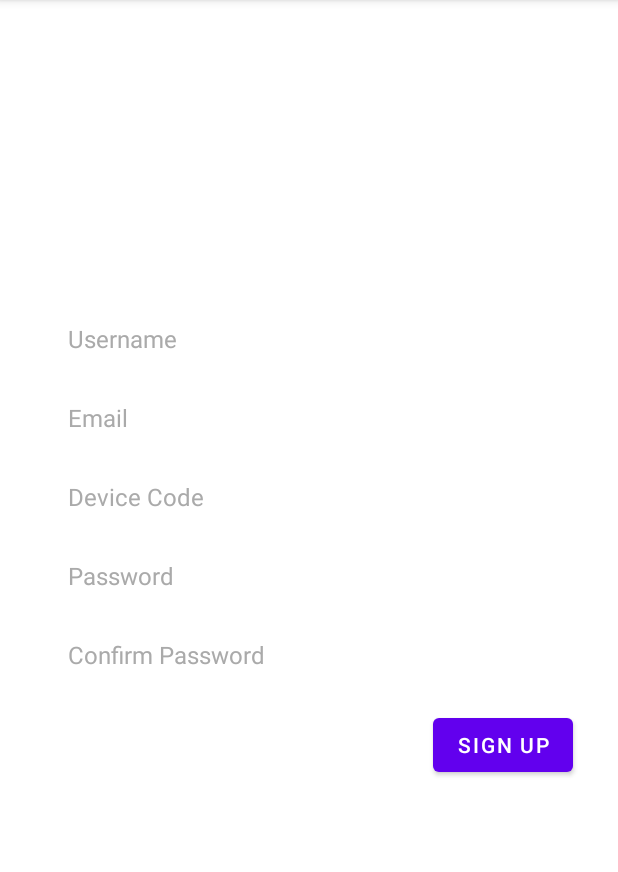
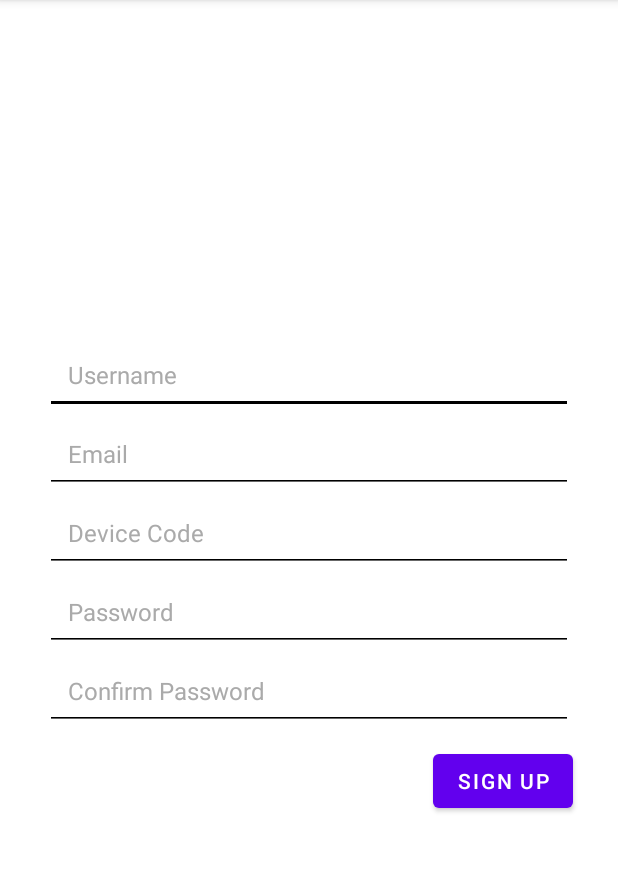
Before and after one commit to JosephLahiru/pet_collar_tracker_v3, an Android app: the SignUpActivity screen opened directly, with no data from a screen before it, after a tap on "SIGN UP", on a phone screen of 412 x 824 dp, the part 84-956 px from its top. Run offline under Robolectric (Android 15) with nearby library versions, the light colour scheme and no system bars; our stand-ins replace Firebase (no records; nobody signed in at launch, a user with empty details on screens opened directly).

Commit message:
SignUp and SignIn functions
SignUp and SignIn functions created. Need optimize and create normal user UI

```diff
--- a/pet_collar_tracker_v3/app/src/main/AndroidManifest.xml
+++ b/pet_collar_tracker_v3/app/src/main/AndroidManifest.xml
@@ -18,7 +18,7 @@
         android:supportsRtl="true"
         android:theme="@style/Theme.Pet_collar_tracker_v3">
         <activity
-            android:name=".SignUpActivity"
+            android:name=".AdminPanel"
             android:exported="true" />
         <activity
             android:name=".HistoryLocationActivity"
@@ -31,7 +31,7 @@
         <activity android:name=".PastLocationsTableActivity" />
         <activity android:name=".MapsActivity" />
         <activity android:name=".PastLocationsActivity" />
-        <activity android:name=".LoginActivity" />
+        <activity android:name=".SignUpActivity" />
         <!--
              The API key for Google Maps-based APIs is defined as a string resource.
              (See the file "res/values/google_maps_api.xml").
@@ -45,7 +45,7 @@
             android:value="@string/google_maps_key" />
 
         <activity
-            android:name=".AdminPanel"
+            android:name=".LoginActivity"
             android:label="Pet Collar Tracker">
             <intent-filter>
                 <action android:name="android.intent.action.MAIN" />
--- a/pet_collar_tracker_v3/app/src/main/java/com/example/pet_collar_tracker_v3/SignUpActivity.java
+++ b/pet_collar_tracker_v3/app/src/main/java/com/example/pet_collar_tracker_v3/SignUpActivity.java
@@ -1,5 +1,6 @@
 package com.example.pet_collar_tracker_v3;
 
+import androidx.annotation.NonNull;
 import androidx.appcompat.app.AppCompatActivity;
 
 import android.os.Bundle;
@@ -8,7 +9,11 @@ import android.widget.Button;
 import android.widget.EditText;
 import android.widget.Toast;
 
+import com.google.android.gms.tasks.OnCompleteListener;
+import com.google.android.gms.tasks.Task;
+import com.google.firebase.auth.AuthResult;
 import com.google.firebase.auth.FirebaseAuth;
+import com.google.firebase.database.FirebaseDatabase;
 
 public class SignUpActivity extends AppCompatActivity {
 
@@ -34,6 +39,7 @@ public class SignUpActivity extends AppCompatActivity {
 
         field_signUp.setOnClickListener(view -> {
 
+            String usrName = field_usrName.getText().toString();
             String email = this.field_email.getText().toString();
             String device_code = field_d_code.getText().toString();
             String pass = field_pwd.getText().toString();
@@ -46,6 +52,36 @@ public class SignUpActivity extends AppCompatActivity {
             if (!Patterns.EMAIL_ADDRESS.matcher(email).matches()){
                 Toast.makeText(SignUpActivity.this, "Please enter valid email address.", Toast.LENGTH_SHORT).show();
             }
+
+            mAuth.createUserWithEmailAndPassword(email,pass)
+                    .addOnCompleteListener(new OnCompleteListener<AuthResult>() {
+                        @Override
+                        public void onComplete(@NonNull Task<AuthResult> task) {
+                            if (task.isSuccessful()){
+                                user user = new user(usrName, device_code);
+
+                                FirebaseDatabase.getInstance().getReference("Users")
+                                        .child(FirebaseAuth.getInstance().getCurrentUser().getUid())
+                                        .setValue(user).addOnCompleteListener(new OnCompleteListener<Void>() {
+                                    @Override
+                                    public void onComplete(@NonNull Task<Void> task) {
+
+                                        if (task.isSuccessful()){
+                                            Toast.makeText(SignUpActivity.this, "User has been registered successfully", Toast.LENGTH_LONG).show();
+                                        }
+                                        else{
+                                            Toast.makeText(SignUpActivity.this, "user registration failed. Try again!", Toast.LENGTH_LONG).show();
+                                        }
+                                    }
+                                });
+
+                            }
+                            else{
+                                Toast.makeText(SignUpActivity.this, "user registration failed. Try again!", Toast.LENGTH_LONG).show();
+                            }
+                        }
+                    });
+
         });
 
     }
--- a/pet_collar_tracker_v3/app/src/main/res/layout/activity_sign_up.xml
+++ b/pet_collar_tracker_v3/app/src/main/res/layout/activity_sign_up.xml
@@ -22,8 +22,8 @@
             android:hint="Username"
             android:textColorHint="@android:color/darker_gray"
             android:textSize="16dp"
-            android:textColor="@color/white"
-            android:backgroundTint="@color/white"
+            android:textColor="@color/black"
+            android:backgroundTint="@color/black"
             android:padding="15dp"
             android:layout_marginStart="30dp"
             android:layout_marginEnd="30dp"
@@ -38,8 +38,8 @@
             android:hint="Email"
             android:textColorHint="@android:color/darker_gray"
             android:textSize="16dp"
-            android:textColor="@color/white"
-            android:backgroundTint="@color/white"
+            android:textColor="@color/black"
+            android:backgroundTint="@color/black"
             android:padding="15dp"
             android:layout_marginStart="30dp"
             android:layout_marginEnd="30dp"
@@ -54,8 +54,8 @@
             android:hint="Device Code"
             android:textColorHint="@android:color/darker_gray"
             android:textSize="16dp"
-            android:textColor="@color/white"
-            android:backgroundTint="@color/white"
+            android:textColor="@color/black"
+            android:backgroundTint="@color/black"
             android:padding="15dp"
             android:layout_marginStart="30dp"
             android:layout_marginEnd="30dp"
@@ -69,9 +69,9 @@
             android:layout_height="wrap_content"
             android:hint="Password"
             android:textColorHint="@android:color/darker_gray"
-            android:textColor="@color/white"
+            android:textColor="@color/black"
             android:textSize="16dp"
-            android:backgroundTint="@color/white"
+            android:backgroundTint="@color/black"
             android:padding="15dp"
             android:layout_marginStart="30dp"
             android:layout_marginEnd="30dp"
@@ -85,9 +85,9 @@
             android:layout_height="wrap_content"
             android:hint="Confirm Password"
             android:textColorHint="@android:color/darker_gray"
-            android:textColor="@color/white"
+            android:textColor="@color/black"
             android:textSize="16dp"
-            android:backgroundTint="@color/white"
+            android:backgroundTint="@color/black"
             android:padding="15dp"
             android:layout_marginBottom="10dp"
             android:layout_marginStart="30dp"
@@ -104,36 +104,14 @@
                 android:id="@+id/signUp_btn"
                 android:layout_width="wrap_content"
                 android:layout_height="wrap_content"
-                app:fabCustomSize="65dp"
-                android:text="Sign Up"
                 android:layout_alignParentEnd="true"
                 android:layout_alignParentRight="true"
+                android:layout_centerInParent="true"
                 android:layout_marginRight="30dp"
-                android:layout_centerInParent="true"
-                android:layout_centerHorizontal="true">
+                android:text="Sign Up"
+                app:fabCustomSize="65dp">
 
             </Button>
-        </RelativeLayout>
-
-        <RelativeLayout
-            android:layout_width="match_parent"
-            android:layout_height="wrap_content"
-            >
-            <Button
-                android:id="@+id/signUp_loginBtn"
-                android:layout_width="wrap_content"
-                android:layout_height="wrap_content"
-                android:text="Already have an account? SIGN IN"
-                app:backgroundTint="@android:color/transparent"
-                android:textSize="11dp"
-                android:shadowColor="@android:color/transparent"
-                android:layout_marginLeft="40dp"
-                android:layout_marginStart="40dp"
-                android:padding="0dp"
-                app:rippleColor="@android:color/transparent"
-                android:outlineSpotShadowColor="@android:color/transparent"
-                android:outlineAmbientShadowColor="@android:color/transparent"
-                />
         </RelativeLayout>
 
     </LinearLayout>
```
Also changed, not shown: pet_collar_tracker_v3/app/src/main/java/com/example/pet_collar_tracker_v3/LoginActivity.java (+34 -6 lines), pet_collar_tracker_v3/app/src/main/java/com/example/pet_collar_tracker_v3/user.java (+17 -0 lines).
